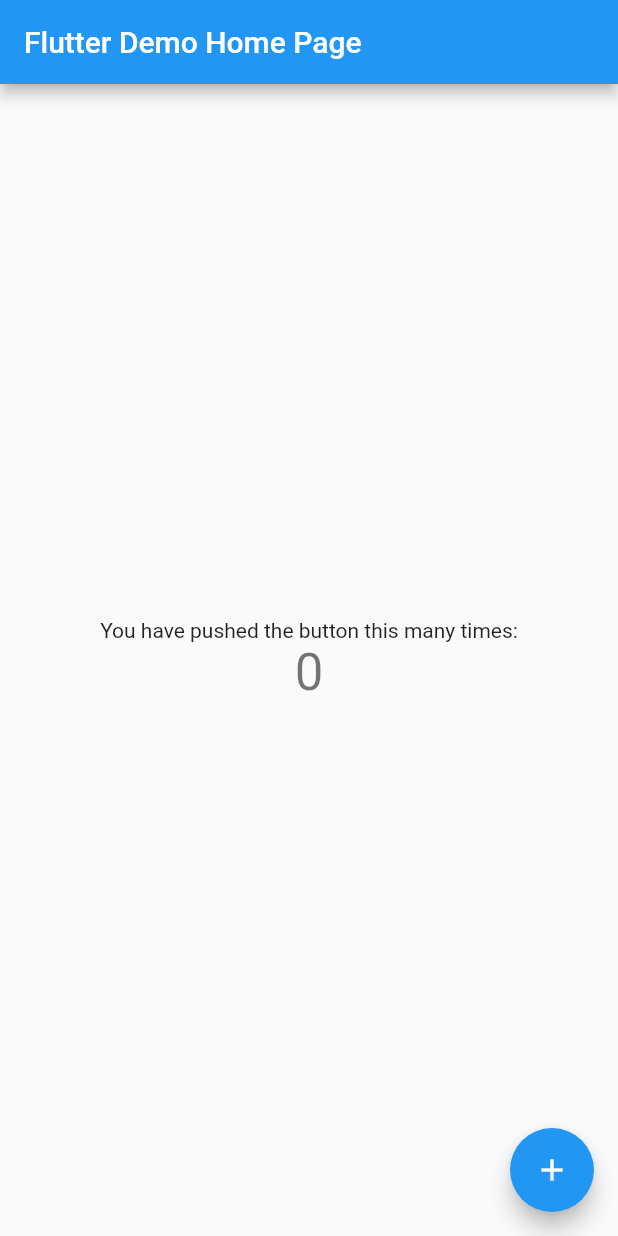
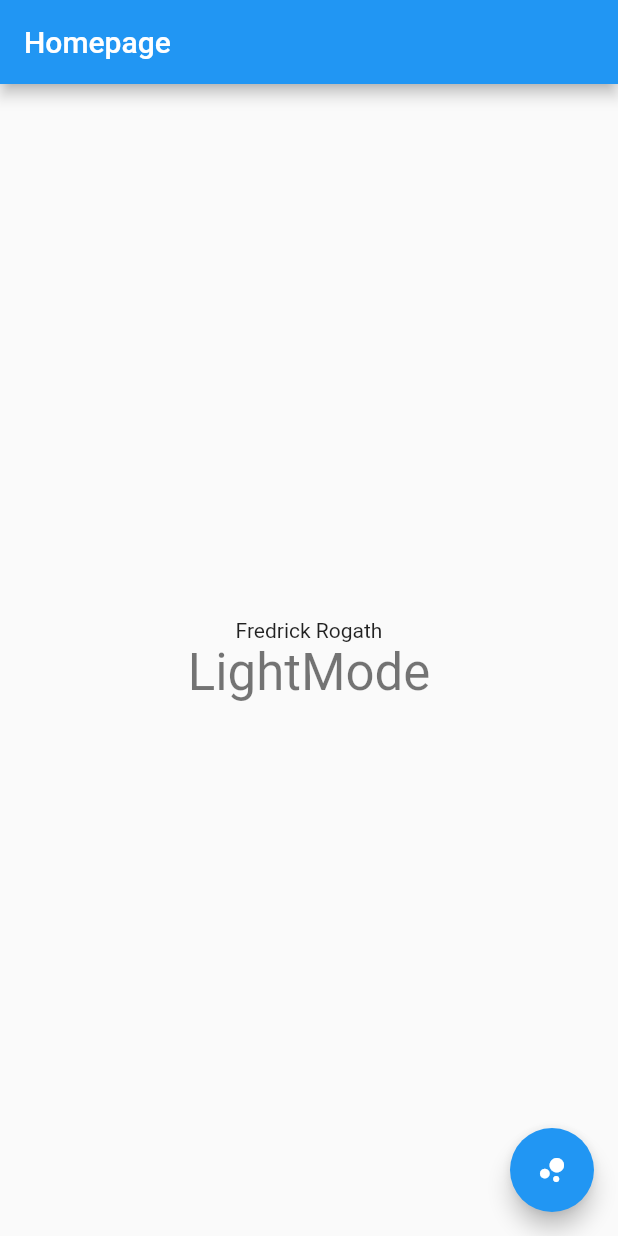
Before and after one commit to fredrickrogath/dark-mode, a Flutter app: the screen it shows after launch, on a phone screen of 412 x 824 dp. Run offline on Flutter 3.47's test engine with Material 2 defaults, Android fonts, the phone set to English and light mode, and no system bars.

Commit message:
dark-mode

```diff
--- a/lib/main.dart
+++ b/lib/main.dart
@@ -4,112 +4,73 @@ void main() {
   runApp(const MyApp());
 }
 
+final darkNotifier = ValueNotifier<bool>(false);
+
 class MyApp extends StatelessWidget {
   const MyApp({Key? key}) : super(key: key);
-
-  // This widget is the root of your application.
   @override
   Widget build(BuildContext context) {
-    return MaterialApp(
-      title: 'Flutter Demo',
-      theme: ThemeData(
-        // This is the theme of your application.
-        //
-        // Try running your application with "flutter run". You'll see the
-        // application has a blue toolbar. Then, without quitting the app, try
-        // changing the primarySwatch below to Colors.green and then invoke
-        // "hot reload" (press "r" in the console where you ran "flutter run",
-        // or simply save your changes to "hot reload" in a Flutter IDE).
-        // Notice that the counter didn't reset back to zero; the application
-        // is not restarted.
-        primarySwatch: Colors.blue,
-      ),
-      home: const MyHomePage(title: 'Flutter Demo Home Page'),
-    );
+    return ValueListenableBuilder<bool>(
+        valueListenable: darkNotifier,
+        builder: (BuildContext context, bool isDark, Widget? child) {
+          return MaterialApp(
+            title: 'Flutter Demo',
+            themeMode: isDark ? ThemeMode.dark : ThemeMode.light,
+            theme: ThemeData(primaryColor: Colors.blue),
+            darkTheme: ThemeData.dark(),
+            home: const MyHomePage(
+              title: 'Homepage',
+            ),
+          );
+        });
   }
 }
 
 class MyHomePage extends StatefulWidget {
   const MyHomePage({Key? key, required this.title}) : super(key: key);
 
-  // This widget is the home page of your application. It is stateful, meaning
-  // that it has a State object (defined below) that contains fields that affect
-  // how it looks.
-
-  // This class is the configuration for the state. It holds the values (in this
-  // case the title) provided by the parent (in this case the App widget) and
-  // used by the build method of the State. Fields in a Widget subclass are
-  // always marked "final".
-
   final String title;
 
   @override
-  State<MyHomePage> createState() => _MyHomePageState();
+  _MyHomePageState createState() => _MyHomePageState();
 }
 
 class _MyHomePageState extends State<MyHomePage> {
-  int _counter = 0;
-
-  void _incrementCounter() {
-    setState(() {
-      // This call to setState tells the Flutter framework that something has
-      // changed in this State, which causes it to rerun the build method below
-      // so that the display can reflect the updated values. If we changed
-      // _counter without calling setState(), then the build method would not be
-      // called again, and so nothing would appear to happen.
-      _counter++;
-    });
+  @override
+  void dispose() {
+    darkNotifier.dispose();
+    super.dispose();
   }
 
   @override
   Widget build(BuildContext context) {
-    // This method is rerun every time setState is called, for instance as done
-    // by the _incrementCounter method above.
-    //
-    // The Flutter framework has been optimized to make rerunning build methods
-    // fast, so that you can just rebuild anything that needs updating rather
-    // than having to individually change instances of widgets.
+    bool isDark = darkNotifier.value;
     return Scaffold(
       appBar: AppBar(
-        // Here we take the value from the MyHomePage object that was created by
-        // the App.build method, and use it to set our appbar title.
         title: Text(widget.title),
       ),
       body: Center(
-        // Center is a layout widget. It takes a single child and positions it
-        // in the middle of the parent.
         child: Column(
-          // Column is also a layout widget. It takes a list of children and
-          // arranges them vertically. By default, it sizes itself to fit its
-          // children horizontally, and tries to be as tall as its parent.
-          //
-          // Invoke "debug painting" (press "p" in the console, choose the
-          // "Toggle Debug Paint" action from the Flutter Inspector in Android
-          // Studio, or the "Toggle Debug Paint" command in Visual Studio Code)
-          // to see the wireframe for each widget.
-          //
-          // Column has various properties to control how it sizes itself and
-          // how it positions its children. Here we use mainAxisAlignment to
-          // center the children vertically; the main axis here is the vertical
-          // axis because Columns are vertical (the cross axis would be
-          // horizontal).
           mainAxisAlignment: MainAxisAlignment.center,
           children: <Widget>[
             const Text(
-              'You have pushed the button this many times:',
+              'Fredrick Rogath',
             ),
             Text(
-              '$_counter',
+              isDark ? 'DarkMode' : 'LightMode',
               style: Theme.of(context).textTheme.headline4,
             ),
           ],
         ),
       ),
       floatingActionButton: FloatingActionButton(
-        onPressed: _incrementCounter,
+        onPressed: () {
+          isDark = !isDark;
+          darkNotifier.value = isDark;
+        },
         tooltip: 'Increment',
-        child: const Icon(Icons.add),
-      ), // This trailing comma makes auto-formatting nicer for build methods.
+        child: Icon(isDark ? Icons.wb_sunny_outlined : Icons.bubble_chart),
+      ),
     );
   }
 }
```
